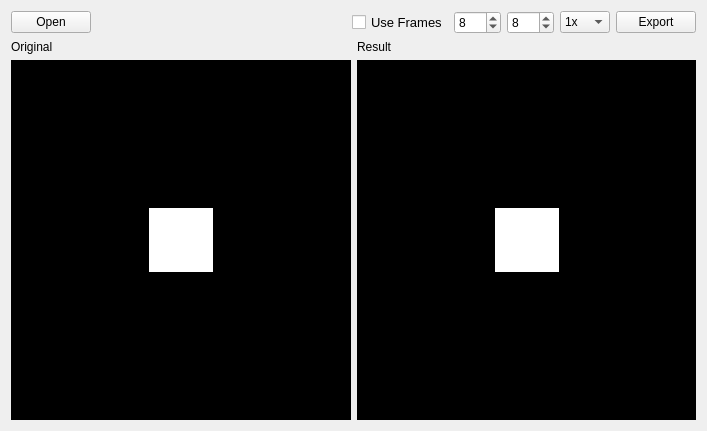
lamestation/lsimage, file src/imageconverterdialog.ui: the form before one commit.
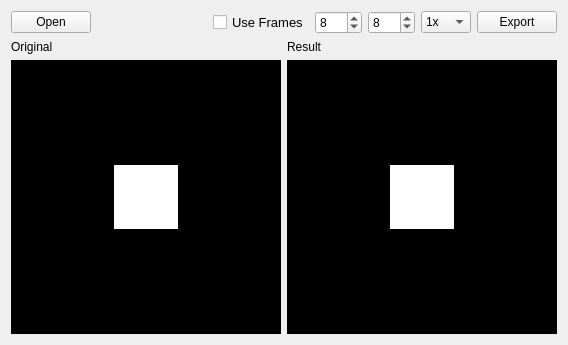
The form after the commit.

Patch:
```diff
--- a/src/imageconverterdialog.ui
+++ b/src/imageconverterdialog.ui
@@ -6,8 +6,8 @@
    <rect>
     <x>0</x>
     <y>0</y>
-    <width>707</width>
-    <height>431</height>
+    <width>568</width>
+    <height>345</height>
    </rect>
   </property>
   <property name="windowTitle">
```
Left out of the diff: 15 changed lines with no effect on the pictures.
